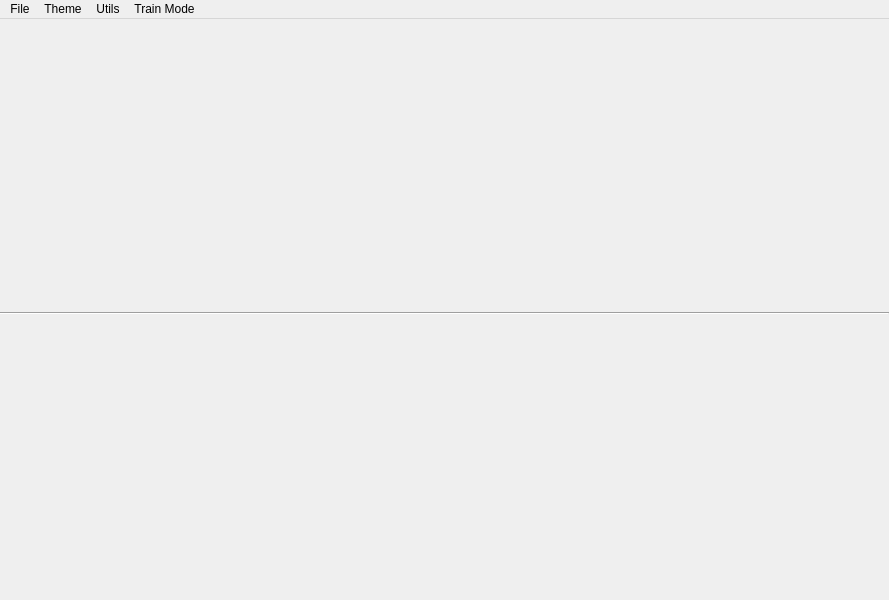
Old version of the form ui_files/MainUI.ui in the repository derrian-distro/LoRA_Easy_Training_Scripts.
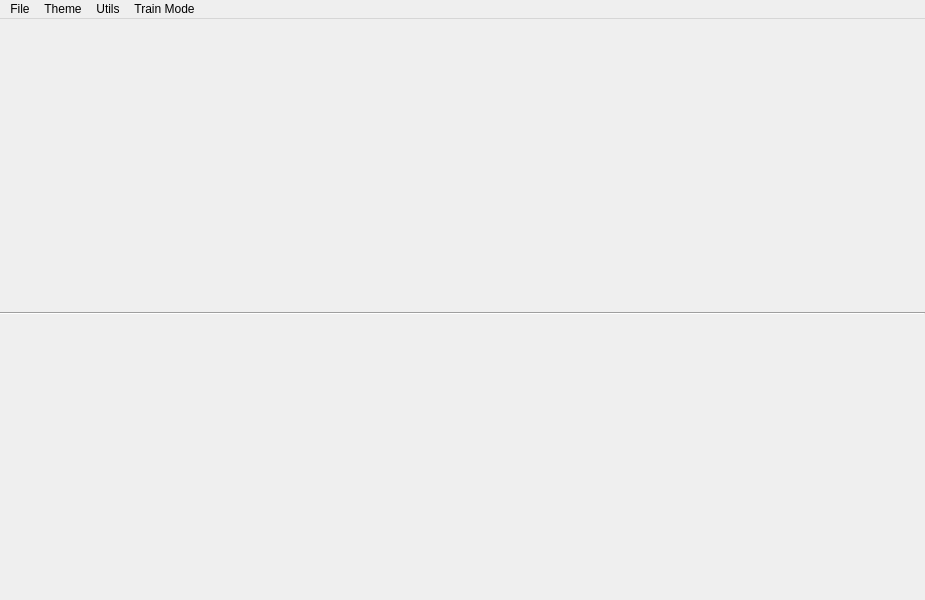
New version of the form.

Commit message: added a button for duplicating subsets, keep in mind that kohya will ignore any folders that are duplicate, even if the rest of the subset is not

```diff
--- a/ui_files/MainUI.ui
+++ b/ui_files/MainUI.ui
@@ -6,7 +6,7 @@
    <rect>
     <x>0</x>
     <y>0</y>
-    <width>889</width>
+    <width>925</width>
     <height>600</height>
    </rect>
   </property>
@@ -41,7 +41,7 @@
     <rect>
      <x>0</x>
      <y>0</y>
-     <width>889</width>
+     <width>925</width>
      <height>21</height>
     </rect>
    </property>
```
Left out of the diff: 2 changed lines with no effect on the pictures. The commit also changes 5 other files.
